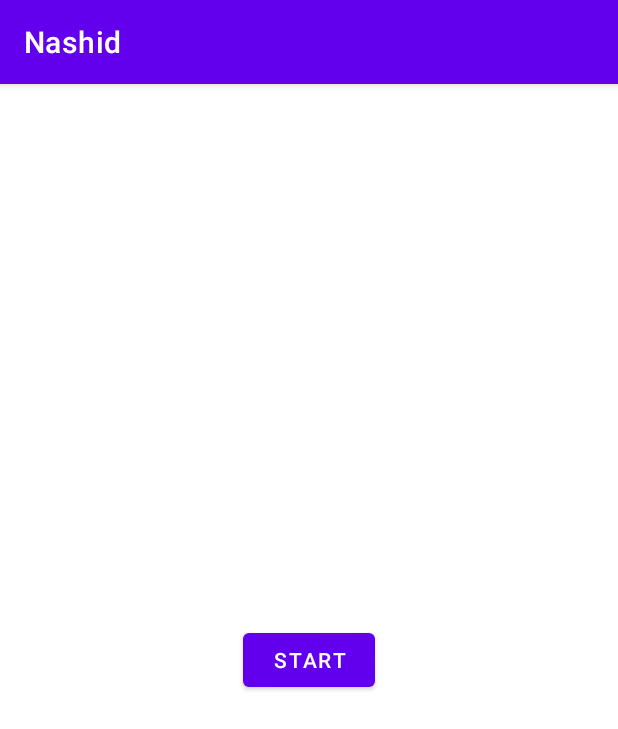
After one commit to aditya002ai/nashidLibrary, an Android app: the HomeLibrary screen opened directly, with no data from a screen before it, on a phone screen of 412 x 824 dp. The commit adds this screen. Shown: the top 729 px of the screen. Run offline under Robolectric (Android 15) with nearby library versions, the phone set to English and light mode, and no system bars.

Commit message:
nfc issue fixed

```diff
--- a/nashidmrz/src/main/AndroidManifest.xml
+++ b/nashidmrz/src/main/AndroidManifest.xml
@@ -22,5 +22,8 @@
         <activity
             android:name=".mrtd2.ResultDisplayActivity"
             android:screenOrientation="portrait" />
+        <activity
+            android:name=".mrtd2.HomeLibrary"
+            android:screenOrientation="portrait" />
     </application>
 </manifest>
--- a/nashidmrz/src/main/java/com/kyc/nashidmrz/mrtd2/ReadingPassportActivity.java
+++ b/nashidmrz/src/main/java/com/kyc/nashidmrz/mrtd2/ReadingPassportActivity.java
@@ -108,7 +108,9 @@ public class ReadingPassportActivity extends AbstractNfcActivity implements Seri
                             .setPositiveButton("ok", new DialogInterface.OnClickListener() {
                                 @Override
                                 public void onClick(DialogInterface dialog, int which) {
-                                    ReadingPassportActivity.this.finish();
+//                                    ReadingPassportActivity.this.finish();
+                                    Intent i = new Intent(ReadingPassportActivity.this, HomeLibrary.class);
+                                    startActivity(i);
                                 }
                             }).create().show();
                 }
--- /dev/null
+++ b/nashidmrz/src/main/res/layout/home_library.xml
@@ -0,0 +1,20 @@
+<?xml version="1.0" encoding="utf-8"?>
+<androidx.constraintlayout.widget.ConstraintLayout xmlns:android="http://schemas.android.com/apk/res/android"
+    xmlns:app="http://schemas.android.com/apk/res-auto"
+    xmlns:tools="http://schemas.android.com/tools"
+    android:layout_width="match_parent"
+    android:layout_height="match_parent"
+    >
+
+
+    <Button
+        android:id="@+id/button"
+        android:layout_width="wrap_content"
+        android:layout_height="wrap_content"
+        android:text="Start"
+        app:layout_constraintBottom_toBottomOf="parent"
+        app:layout_constraintEnd_toEndOf="parent"
+        app:layout_constraintStart_toStartOf="parent"
+        app:layout_constraintTop_toTopOf="parent" />
+
+</androidx.constraintlayout.widget.ConstraintLayout>
```
Also changed, not shown: app/src/main/java/com/kyc/nashid/MainActivity.java (+3 -4 lines), nashidmrz/build.gradle (+8 -0 lines), nashidmrz/src/main/java/com/kyc/nashidmrz/CameraRectangle.java (+8 -0 lines), nashidmrz/src/main/java/com/kyc/nashidmrz/mrtd2/HomeLibrary.java (added, +99 -0 lines).
